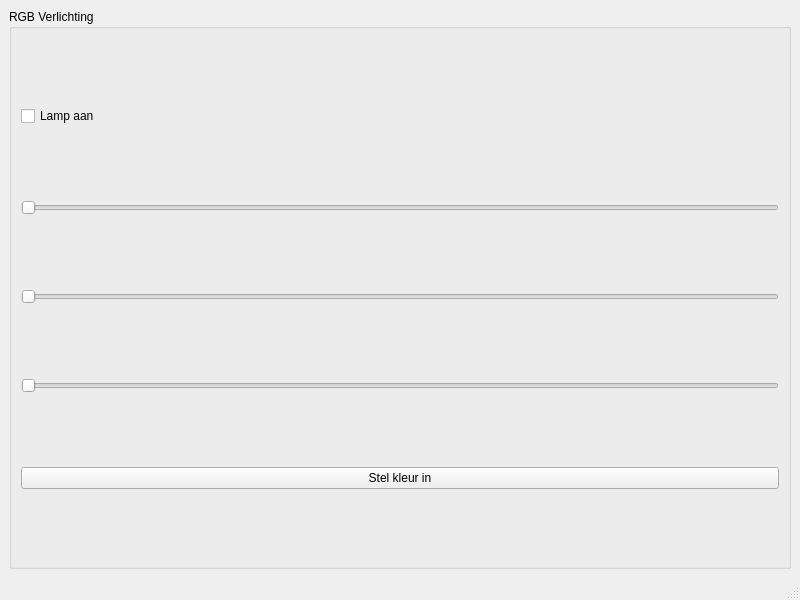
Qt form mainwindow.ui (wifiinc/qt-dashboard-application) before a commit.
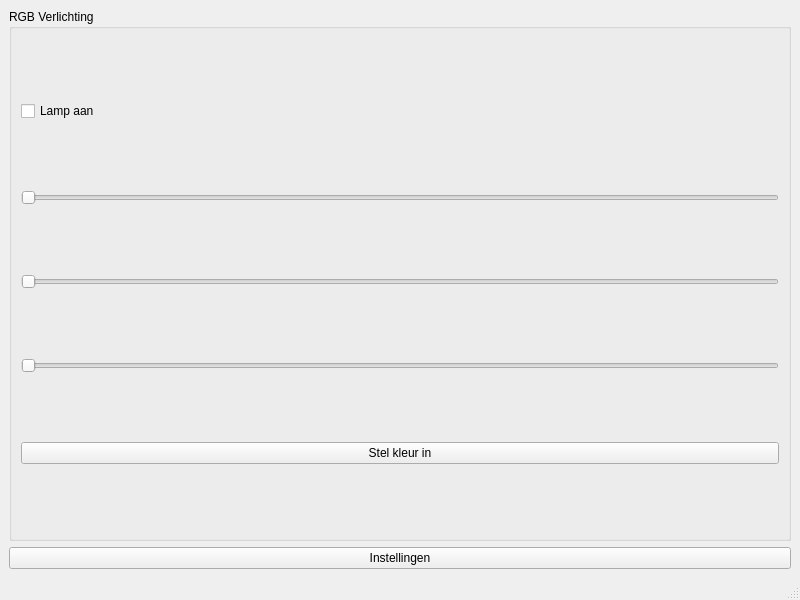
The same form after that commit.

Commit message:
toevoegen settings menu
* settingsmenu toegevoegd met instelbare sensor ID

* issues fixed

* issues fixed

* fix(settingswindow): het goede ip

* Voegt port selector toe aan de settings ui

* refactor(settingswindow): combine bridge IP and port signals into one

* Update mainwindow.cpp

* instellingenvenster prefilled

---------

Patch:
```diff
--- a/mainwindow.ui
+++ b/mainwindow.ui
@@ -18,6 +18,13 @@
       </layout>
      </widget>
     </item>
+    <item>
+     <widget class="QPushButton" name="btnOpenSettings">
+      <property name="text">
+       <string>Instellingen</string>
+      </property>
+     </widget>
+    </item>
    </layout>
   </widget>
   <widget class="QMenuBar" name="menubar"/>
```
Left out of the diff: 74 changed lines with no effect on the pictures. The commit also changes 6 other files.
